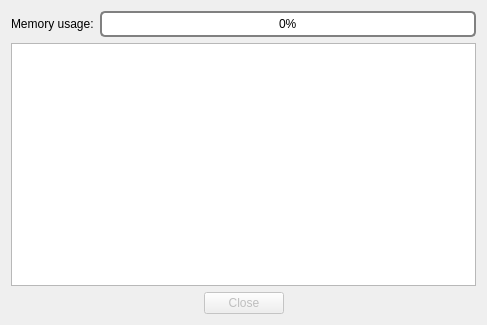
First picture: the form in src/parsedialog.ui, repository tootal/DBLParse, before the edit.
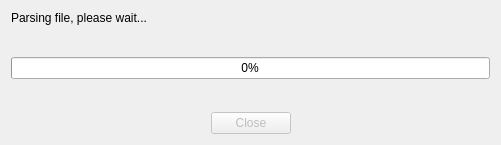
Second picture: the form after the edit.

Commit message: refactor: redesign parsedialog

Diff of the .ui file:
```diff
--- a/src/parsedialog.ui
+++ b/src/parsedialog.ui
@@ -9,8 +9,8 @@
    <rect>
     <x>0</x>
     <y>0</y>
-    <width>487</width>
-    <height>325</height>
+    <width>501</width>
+    <height>145</height>
    </rect>
   </property>
   <property name="windowTitle">
@@ -18,37 +18,52 @@
   </property>
   <layout class="QVBoxLayout" name="verticalLayout">
    <item>
-    <layout class="QHBoxLayout" name="horizontalLayout_2">
-     <item>
       <widget class="QLabel" name="label">
        <property name="text">
-        <string>Memory usage:</string>
+      <string>Parsing file, please wait...</string>
        </property>
       </widget>
      </item>
+   <item>
+    <spacer name="verticalSpacer_2">
+     <property name="orientation">
+      <enum>Qt::Vertical</enum>
+     </property>
+     <property name="sizeHint" stdset="0">
+      <size>
+       <width>20</width>
+       <height>40</height>
+      </size>
+     </property>
+    </spacer>
+   </item>
      <item>
       <widget class="QProgressBar" name="progressBar">
        <property name="styleSheet">
         <string notr="true">QProgressBar {
-    border: 2px solid grey;
-    border-radius: 5px;
 	text-align: center;
-}
-
-QProgressBar::chunk {
-    background-color: #F9ECA8;
-    width: 20px;
 }</string>
        </property>
        <property name="value">
         <number>0</number>
        </property>
-      </widget>
-     </item>
-    </layout>
-   </item>
+     <property name="textVisible">
+      <bool>true</bool>
+     </property>
+    </widget>
+   </item>
    <item>
-    <widget class="QTextBrowser" name="textBrowser"/>
+    <spacer name="verticalSpacer">
+     <property name="orientation">
+      <enum>Qt::Vertical</enum>
+     </property>
+     <property name="sizeHint" stdset="0">
+      <size>
+       <width>20</width>
+       <height>40</height>
+      </size>
+     </property>
+    </spacer>
    </item>
    <item>
     <layout class="QHBoxLayout" name="horizontalLayout">
```
Lines whose indentation alone changed are shown as unchanged. The commit also changes 8 other files.
